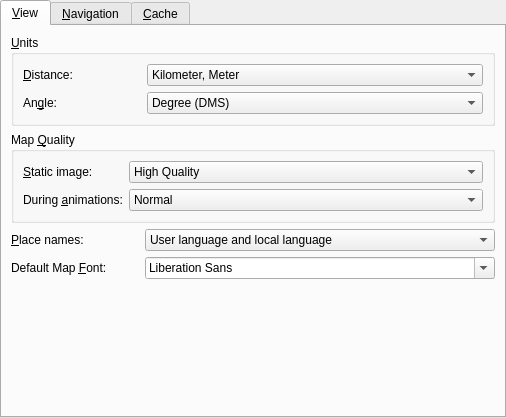
Old version of the form src/lib/MarbleSettingsWidget.ui in the repository KDE/marble.
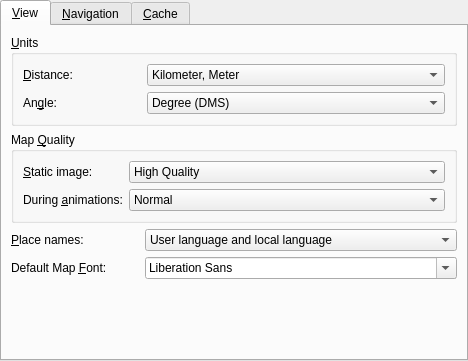
New version of the form.

```diff
--- a/src/lib/MarbleSettingsWidget.ui
+++ b/src/lib/MarbleSettingsWidget.ui
@@ -5,8 +5,8 @@
    <rect>
     <x>0</x>
     <y>0</y>
-    <width>506</width>
-    <height>418</height>
+    <width>468</width>
+    <height>361</height>
    </rect>
   </property>
   <property name="windowTitle" >
```
